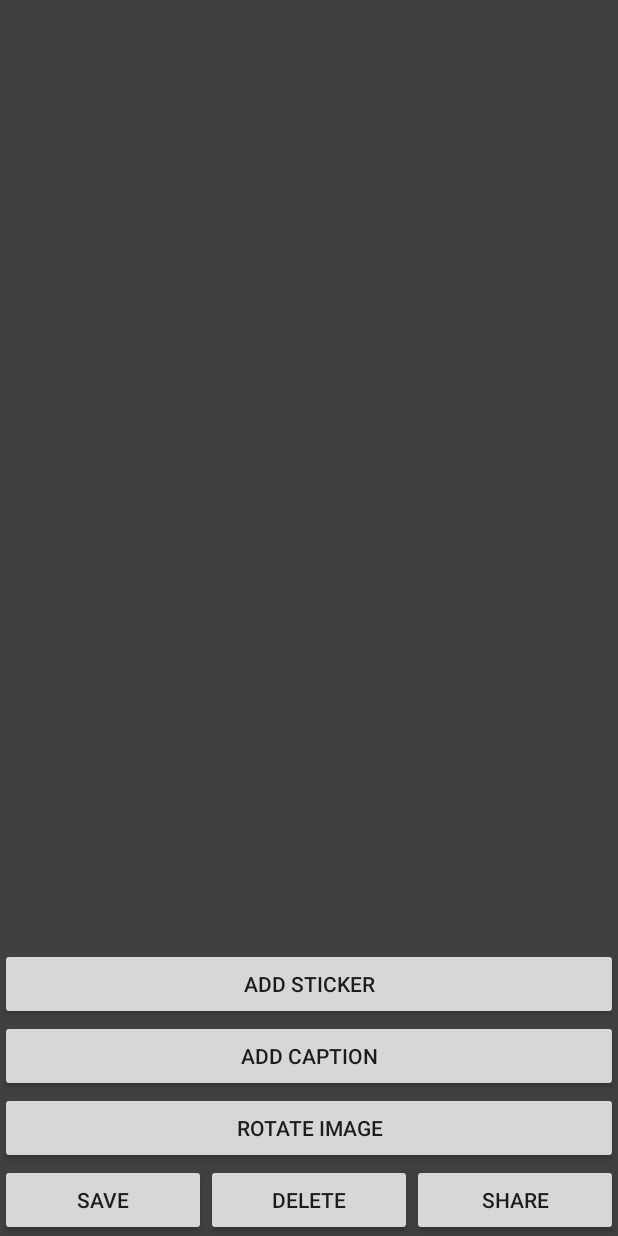
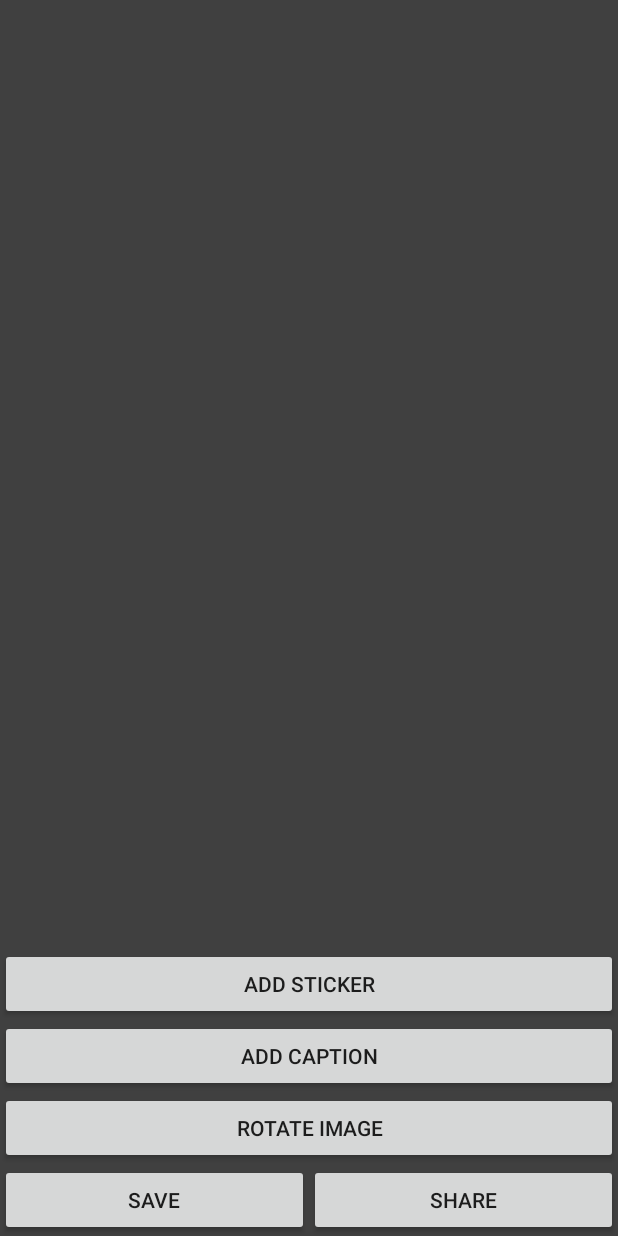
Before and after one commit to vmthanh/MemeGenerator2, an Android app: the DetailActivity screen opened directly, with no data from a screen before it, on a phone screen of 412 x 824 dp. Run offline under Robolectric (Android 15) with nearby library versions, the phone set to English and light mode, and no system bars; libraries missing offline, so code that uses them is left out: yuku.ambilwarna; 6 statements that could not run were skipped.

Commit message:
Add delete text, sticker in image view

```diff
--- a/app/src/main/java/com/example/cpu10924_local/memegenerator/DetailActivity.java
+++ b/app/src/main/java/com/example/cpu10924_local/memegenerator/DetailActivity.java
@@ -24,6 +24,7 @@ import android.widget.AdapterView;
 import android.widget.ArrayAdapter;
 import android.widget.Button;
 import android.widget.EditText;
+import android.widget.ImageView;
 import android.widget.LinearLayout;
 import android.widget.Spinner;
 import java.io.InputStream;
@@ -47,7 +48,7 @@ public class DetailActivity extends Activity {
     private Button ColorSpinner;
     private static final int CHOOSE_IMAGE_REQUEST = 1;
     private LinearLayout TextSetting;
-
+    private ImageView deleteIcon;
     @Override
     protected void onActivityResult(int requestCode, int resultCode, Intent data) {
         super.onActivityResult(requestCode, resultCode, data);
@@ -166,10 +167,25 @@ public class DetailActivity extends Activity {
         fontSizeAdapter.setDropDownViewResource(android.R.layout.simple_spinner_dropdown_item);
         FontSpinner.setAdapter(fontSizeAdapter);
         TextSetting = (LinearLayout)findViewById(R.id.TextSetting);
+        getDeleteButton();
+
         getAddCaptionBtn();
         getSticketButton();
         getSaveButton();
         getRotateButton();
+    }
+
+    private void getDeleteButton() {
+        deleteIcon = (ImageView)findViewById(R.id.deleteIcon);
+        deleteIcon.setOnClickListener(new View.OnClickListener() {
+            @Override
+            public void onClick(View v) {
+                MemeImageView.DeleteObject();
+                MemeImageView.invalidate();
+                deleteIcon.setVisibility(View.GONE);
+                TextSetting.setVisibility(View.GONE);
+            }
+        });
     }
 
     private void getRotateButton() {
@@ -314,8 +330,9 @@ public class DetailActivity extends Activity {
     PointF mid = new PointF();
 
     private void getMemeImageView(int angle) {
+
         MemeImageView = (MyView)findViewById(R.id.myview);
-        MemeImageView.setCanvasBitmap(bmpImage,angle);
+        MemeImageView.setCanvasBitmap(bmpImage, angle);
         MemeImageView.setOnTouchListener(new View.OnTouchListener() {
             @Override
             public boolean onTouch(View v, MotionEvent event) {
@@ -324,11 +341,16 @@ public class DetailActivity extends Activity {
                         captionTextClicked = MemeImageView.getInitTextLocation(event.getRawX(), event.getRawY());
                         if (captionTextClicked == null) {
                             TextSetting.setVisibility(View.GONE);
+                            deleteIcon.setVisibility(View.GONE);
                             stickerClicked = MemeImageView.getInitStickerLocation(event.getRawX(), event.getRawY());
                             if (stickerClicked != null) {
-
+                                deleteIcon.setVisibility(View.VISIBLE);
+                            }else{
+                                deleteIcon.setVisibility(View.GONE);
                             }
                         } else {
+
+                            deleteIcon.setVisibility(View.VISIBLE);
                             TextSetting.setVisibility(View.VISIBLE);
                             getEditText();
                             addItemOnSpiner();
--- a/app/src/main/res/layout/custom_view.xml
+++ b/app/src/main/res/layout/custom_view.xml
@@ -16,6 +16,13 @@
         android:layout_height="wrap_content"
         android:orientation="vertical"
         android:layout_alignParentBottom="true">
+        <ImageView
+            android:layout_width="40dp"
+            android:layout_height="40dp"
+            android:src="@drawable/delete_icon"
+            android:layout_gravity="center"
+            android:id="@+id/deleteIcon"
+            android:visibility="gone"/>
         <Button
             android:layout_width="match_parent"
             android:layout_height="wrap_content"
@@ -69,18 +76,12 @@
             android:layout_width="match_parent"
             android:layout_height="match_parent"
             android:orientation="horizontal"
-            android:weightSum="3">
+            android:weightSum="2">
             <Button
                 android:layout_width="match_parent"
                 android:layout_height="wrap_content"
                 android:id="@+id/SaveImageButton"
                 android:text="Save"
-                android:layout_weight="1"/>
-            <Button
-                android:layout_width="match_parent"
-                android:layout_height="wrap_content"
-                android:id="@+id/DeleteImageButton"
-                android:text="Delete"
                 android:layout_weight="1"/>
             <Button
                 android:layout_width="match_parent"
```
Also changed, not shown: app/src/main/java/com/example/cpu10924_local/memegenerator/MyView.java (+11 -1 lines), app/src/main/delete-icon-web.png (added), app/src/main/res/drawable/delete_icon.png (added).
